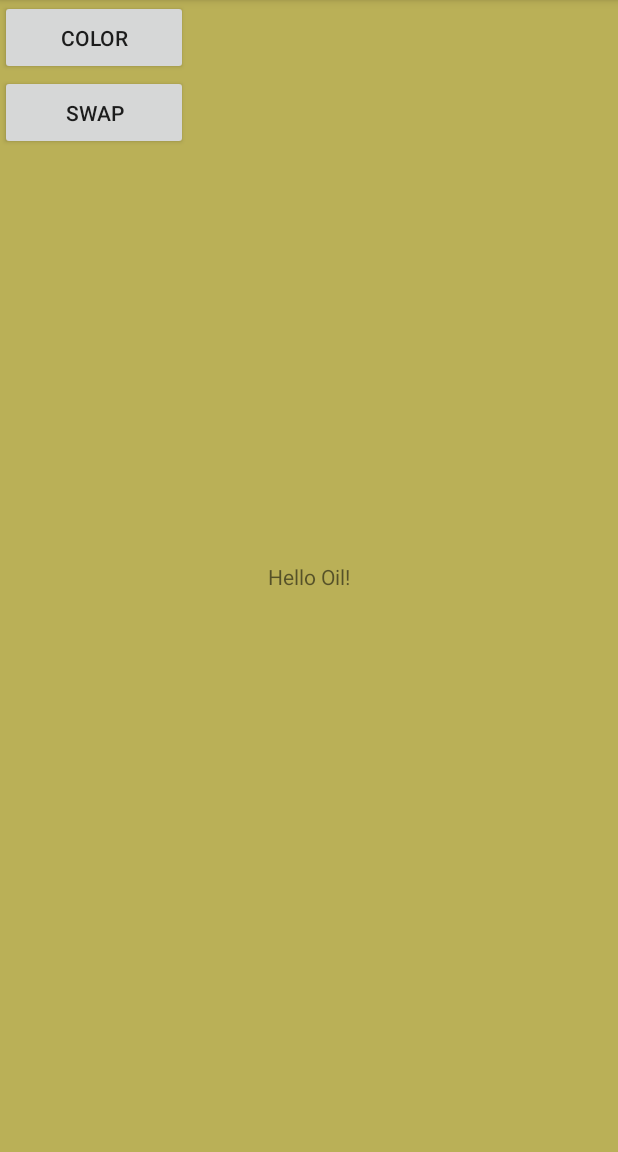
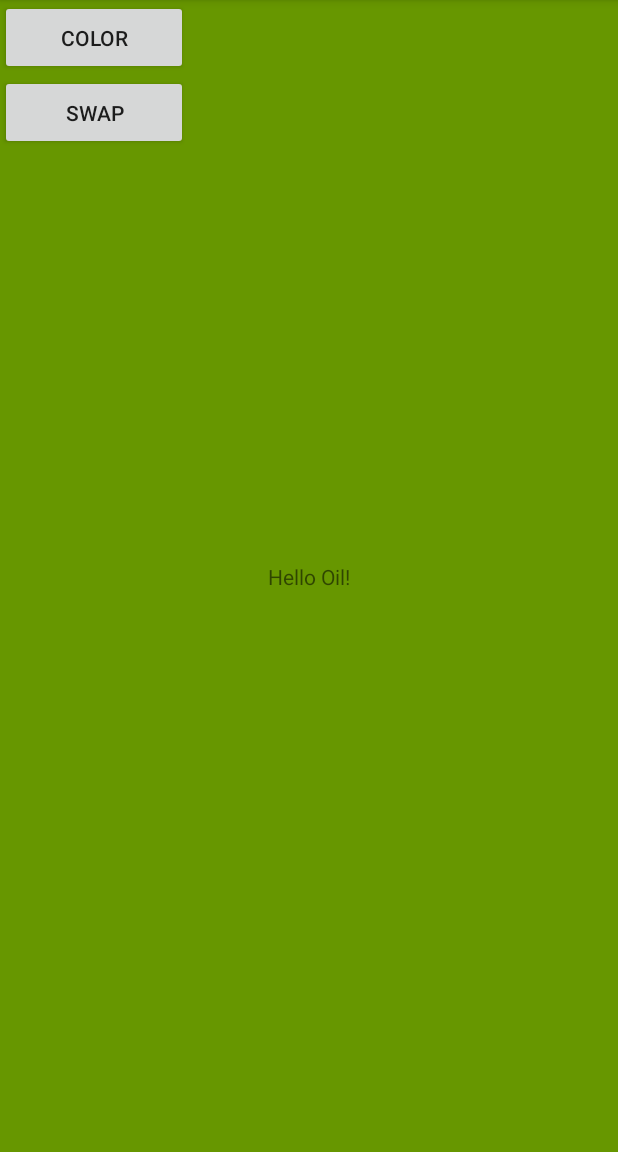
Before and after one commit to lucarl/Infotainment256, an Android app: the screen it shows after launch (MainActivity), after a tap on "COLOR", on a phone screen of 412 x 824 dp, the part 84-1236 px from its top. Run offline under Robolectric (Android 15) with nearby library versions, the phone set to English and light mode, and no system bars; 2 statements that could not run were skipped.

Commit message:
removed rand colors and Util clas
Removed random color generation, left hardcoded values in. Animation accepts a start color and an end color with a given ratio of blend.

Gear data still giving weird results on simulation.

```diff
--- a/MyApplication/app/src/main/java/com/semcon/oil/carpoc/MainActivity.java
+++ b/MyApplication/app/src/main/java/com/semcon/oil/carpoc/MainActivity.java
@@ -27,9 +27,6 @@ import android.view.View;
 import android.widget.Button;
 import android.widget.TextView;
 
-import java.util.ArrayList;
-import java.util.List;
-
 public class MainActivity extends AppCompatActivity {
 
     Car car;
@@ -37,6 +34,8 @@ public class MainActivity extends AppCompatActivity {
     ServiceConnection serviceConnection;
     CarSensorManager sensorManager;
     CarHvacManager carHvacManager;
+    CarSensorEvent.CarSpeedData speedData;
+    CarSensorEvent.GearData gearData;
 
     CarSensorManager.OnSensorChangedListener ignitionStateChangedListener;
     CarSensorManager.OnSensorChangedListener testStateChanged;
@@ -54,6 +53,17 @@ public class MainActivity extends AppCompatActivity {
         startActivity(intent);
     }
 
+    private void updateText() {
+        TextView t = findViewById(R.id.mainText);
+        try {
+            String str = "Speed: " + speedData.carSpeed + "\n" +
+                        "Gear: " + gearData.gear     + "\n";
+            t.setText(str);
+        } catch (Exception e) {
+            e.printStackTrace();
+        }
+    }
+
     @RequiresApi(api = Build.VERSION_CODES.M)
     @Override
     protected void onCreate(Bundle savedInstanceState) {
@@ -68,6 +78,7 @@ public class MainActivity extends AppCompatActivity {
             }
         });
 
+        /*
         myMonitor = new CarSensorManager.OnSensorChangedListener() {
             @Override
             public void onSensorChanged(CarSensorEvent carSensorEvent) {
@@ -76,19 +87,15 @@ public class MainActivity extends AppCompatActivity {
                 t.append("/nCarRPM: " + rpmData.rpm + " " + rpmData.timestamp);
             }
         };
+        */
 
         Button myBtn = findViewById(R.id.testbutton);
         myBtn.setOnClickListener(new View.OnClickListener() {
             @Override
             public void onClick(View v) {
-                final List<String> hexColors = new ArrayList<>(16);
-                Util.populateHex(hexColors);
                 final ConstraintLayout cl = findViewById(R.id.cl);
-                // Load initial and final colors.
 
                 ValueAnimator anim = ValueAnimator.ofFloat(0, 1);
-                final String color1 = Util.getRandomColor(hexColors);
-                final String color2 = Util.getRandomColor(hexColors);
 
                 anim.addUpdateListener(new ValueAnimator.AnimatorUpdateListener() {
                     @Override
@@ -97,29 +104,34 @@ public class MainActivity extends AppCompatActivity {
                         float position = animation.getAnimatedFraction();
 
                         // Apply blended color to the view.
-                        cl.setBackgroundColor(ColorUtils.blendARGB(Color.parseColor(color1), Color.parseColor(color2), position));
+                        cl.setBackgroundColor(ColorUtils.blendARGB(Color.GREEN, Color.RED, position));
                     }
                 });
                 anim.setDuration(5000).start();
             }
         });
-
+        /*
         testStateChanged = new CarSensorManager.OnSensorChangedListener() {
             @Override
             public void onSensorChanged(CarSensorEvent carSensorEvent) {
                 Log.d("CAR", "Speed changed event...");
             }
         };
+        */
 
         gearMonitor = new CarSensorManager.OnSensorChangedListener() {
             @Override
             public void onSensorChanged(CarSensorEvent carSensorEvent) {
                 Log.d("CAR", "Gear data event...");
 
+                gearData = carSensorEvent.getGearData(null);
+                updateText();
+                /*
                 CarSensorEvent.GearData gearData = carSensorEvent.getGearData(null);
 
                 TextView t = findViewById(R.id.mainText);
                 t.append("\nGear data: " + gearData.gear + " at: " + gearData.timestamp);
+                */
             }
         };
 
@@ -128,10 +140,14 @@ public class MainActivity extends AppCompatActivity {
             public void onSensorChanged(CarSensorEvent carSensorEvent) {
                 Log.d("CAR", "Speed event...");
 
+                speedData = carSensorEvent.getCarSpeedData(null);
+                updateText();
+                /*
                 CarSensorEvent.CarSpeedData speedData = carSensorEvent.getCarSpeedData(null);
 
                 TextView t = findViewById(R.id.mainText);
                 t.append("\nNew speed: " + speedData.carSpeed + " at: " + speedData.timestamp);
+                */
             }
         };
 
@@ -244,11 +260,13 @@ VEHICLEPROPERTY_DISPLAY_BRIGHTNESS = 0x11400a01
                         Log.d("CAR", "speedMonitor not registering...");
                     }
 
-                    /* sensorManager.registerListener(myMonitor,
+                    /*
+                    sensorManager.registerListener(myMonitor,
                             CarSensorManager.SENSOR_TYPE_RPM,
                             CarSensorManager.SENSOR_RATE_NORMAL);
                     */
-                    sensorManager.registerListener(testStateChanged, CarSensorManager.SENSOR_TYPE_RPM, CarSensorManager.SENSOR_RATE_NORMAL);
+
+                    // sensorManager.registerListener(testStateChanged, CarSensorManager.SENSOR_TYPE_RPM, CarSensorManager.SENSOR_RATE_NORMAL);
 
                 } catch (CarNotConnectedException e) {
                     e.printStackTrace();
--- a/MyApplication/app/src/main/java/com/semcon/oil/carpoc/Util.java
+++ /dev/null
@@ -1,37 +0,0 @@
-package com.semcon.oil.carpoc;
-
-import java.util.List;
-import java.util.Random;
-
-public class Util {
-
-    public static void populateHex(List<String> colors) {
-        colors.add("0");
-        colors.add("1");
-        colors.add("2");
-        colors.add("3");
-        colors.add("4");
-        colors.add("5");
-        colors.add("6");
-        colors.add("7");
-        colors.add("8");
-        colors.add("9");
-        colors.add("A");
-        colors.add("B");
-        colors.add("C");
-        colors.add("D");
-        colors.add("E");
-        colors.add("F");
-    }
-
-    public static String getRandomColor(List<String> colors) {
-
-        StringBuilder s = new StringBuilder("#FF");
-        Random rand = new Random();
-
-        for (int i = 0; i < 6; i++) {
-            s.append(colors.get(rand.nextInt(colors.size())));
-        }
-        return s.toString();
-    }
-}
```
